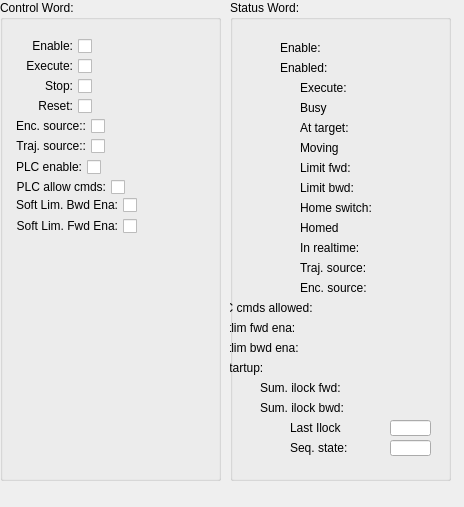
This is qt/ecmcAxisCntrlStatWd_v1.ui in paulscherrerinstitute/ecmccfg as Qt 5 draws it before an edit. The edited form follows.
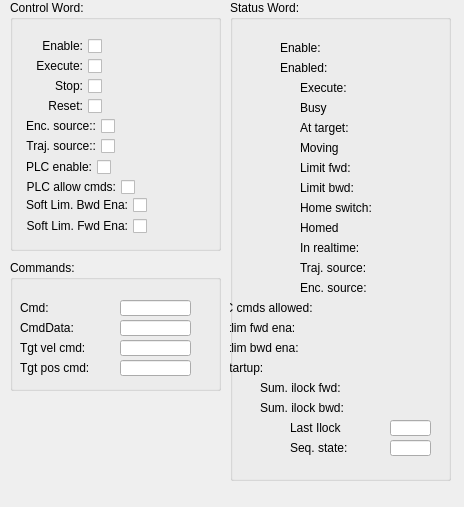
This is the edited form. Custom widgets are drawn as their Qt base class.

The edit to the form file:
```diff
--- a/qt/ecmcAxisCntrlStatWd_v1.ui
+++ b/qt/ecmcAxisCntrlStatWd_v1.ui
@@ -1261,10 +1261,10 @@
   <widget class="QGroupBox" name="groupBox_2">
    <property name="geometry">
     <rect>
-     <x>0</x>
+     <x>10</x>
      <y>0</y>
-     <width>221</width>
-     <height>481</height>
+     <width>211</width>
+     <height>251</height>
     </rect>
    </property>
    <property name="title">
@@ -1987,6 +1987,247 @@
     </layout>
    </widget>
   </widget>
+  <widget class="QGroupBox" name="groupBox">
+   <property name="geometry">
+    <rect>
+     <x>10</x>
+     <y>260</y>
+     <width>211</width>
+     <height>131</height>
+    </rect>
+   </property>
+   <property name="title">
+    <string>Commands:</string>
+   </property>
+   <widget class="caLineEdit" name="calineedit_42">
+    <property name="geometry">
+     <rect>
+      <x>110</x>
+      <y>100</y>
+      <width>71</width>
+      <height>16</height>
+     </rect>
+    </property>
+    <property name="maximumSize">
+     <size>
+      <width>16777215</width>
+      <height>18</height>
+     </size>
+    </property>
+    <property name="channel" stdset="0">
+     <string notr="true">$(SYS):$(Axis)-TgtPosCmd</string>
+    </property>
+    <property name="background">
+     <color alpha="222">
+      <red>192</red>
+      <green>192</green>
+      <blue>192</blue>
+     </color>
+    </property>
+    <property name="colorMode">
+     <enum>caLineEdit::Static</enum>
+    </property>
+    <property name="precisionMode">
+     <enum>caLineEdit::Channel</enum>
+    </property>
+    <property name="limitsMode">
+     <enum>caLineEdit::User</enum>
+    </property>
+    <property name="unitsEnabled">
+     <bool>false</bool>
+    </property>
+   </widget>
+   <widget class="caLabel" name="calabel_66">
+    <property name="geometry">
+     <rect>
+      <x>10</x>
+      <y>40</y>
+      <width>80</width>
+      <height>16</height>
+     </rect>
+    </property>
+    <property name="maximumSize">
+     <size>
+      <width>16777215</width>
+      <height>16</height>
+     </size>
+    </property>
+    <property name="text">
+     <string>Cmd:</string>
+    </property>
+   </widget>
+   <widget class="caLabel" name="calabel_69">
+    <property name="geometry">
+     <rect>
+      <x>10</x>
+      <y>100</y>
+      <width>80</width>
+      <height>16</height>
+     </rect>
+    </property>
+    <property name="maximumSize">
+     <size>
+      <width>16777215</width>
+      <height>16</height>
+     </size>
+    </property>
+    <property name="text">
+     <string>Tgt pos cmd:</string>
+    </property>
+   </widget>
+   <widget class="caLineEdit" name="calineedit_40">
+    <property name="geometry">
+     <rect>
+      <x>110</x>
+      <y>60</y>
+      <width>71</width>
+      <height>16</height>
+     </rect>
+    </property>
+    <property name="maximumSize">
+     <size>
+      <width>16777215</width>
+      <height>18</height>
+     </size>
+    </property>
+    <property name="channel" stdset="0">
+     <string notr="true">$(SYS):$(Axis)-MtnCmdData</string>
+    </property>
+    <property name="background">
+     <color alpha="222">
+      <red>192</red>
+      <green>192</green>
+      <blue>192</blue>
+     </color>
+    </property>
+    <property name="colorMode">
+     <enum>caLineEdit::Static</enum>
+    </property>
+    <property name="precisionMode">
+     <enum>caLineEdit::Channel</enum>
+    </property>
+    <property name="limitsMode">
+     <enum>caLineEdit::User</enum>
+    </property>
+    <property name="unitsEnabled">
+     <bool>true</bool>
+    </property>
+   </widget>
+   <widget class="caLineEdit" name="calineedit_39">
+    <property name="geometry">
+     <rect>
+      <x>110</x>
+      <y>40</y>
+      <width>71</width>
+      <height>16</height>
+     </rect>
+    </property>
+    <property name="maximumSize">
+     <size>
+      <width>16777215</width>
+      <height>18</height>
+     </size>
+    </property>
+    <property name="channel" stdset="0">
+     <string notr="true">$(SYS):$(Axis)-MtnCmd</string>
+    </property>
+    <property name="background">
+     <color alpha="222">
+      <red>192</red>
+      <green>192</green>
+      <blue>192</blue>
+     </color>
+    </property>
+    <property name="colorMode">
+     <enum>caLineEdit::Static</enum>
+    </property>
+    <property name="precisionMode">
+     <enum>caLineEdit::Channel</enum>
+    </property>
+    <property name="limitsMode">
+     <enum>caLineEdit::User</enum>
+    </property>
+    <property name="unitsEnabled">
+     <bool>true</bool>
+    </property>
+   </widget>
+   <widget class="caLabel" name="calabel_67">
+    <property name="geometry">
+     <rect>
+      <x>10</x>
+      <y>60</y>
+      <width>80</width>
+      <height>16</height>
+     </rect>
+    </property>
+    <property name="maximumSize">
+     <size>
+      <width>16777215</width>
+      <height>16</height>
+     </size>
+    </property>
+    <property name="text">
+     <string>CmdData:</string>
+    </property>
+   </widget>
+   <widget class="caLineEdit" name="calineedit_41">
+    <property name="geometry">
+     <rect>
+      <x>110</x>
+      <y>80</y>
+      <width>71</width>
+      <height>16</height>
+     </rect>
+    </property>
+    <property name="maximumSize">
+     <size>
+      <width>16777215</width>
+      <height>18</height>
+     </size>
+    </property>
+    <property name="channel" stdset="0">
+     <string notr="true">$(SYS):$(Axis)-TgtVelCmd</string>
+    </property>
+    <property name="background">
+     <color alpha="222">
+      <red>192</red>
+      <green>192</green>
+      <blue>192</blue>
+     </color>
+    </property>
+    <property name="colorMode">
+     <enum>caLineEdit::Static</enum>
+    </property>
+    <property name="precisionMode">
+     <enum>caLineEdit::Channel</enum>
+    </property>
+    <property name="limitsMode">
+     <enum>caLineEdit::User</enum>
+    </property>
+    <property name="unitsEnabled">
+     <bool>false</bool>
+    </property>
+   </widget>
+   <widget class="caLabel" name="calabel_68">
+    <property name="geometry">
+     <rect>
+      <x>10</x>
+      <y>80</y>
+      <width>80</width>
+      <height>16</height>
+     </rect>
+    </property>
+    <property name="maximumSize">
+     <size>
+      <width>16777215</width>
+      <height>16</height>
+     </size>
+    </property>
+    <property name="text">
+     <string>Tgt vel cmd:</string>
+    </property>
+   </widget>
+  </widget>
  </widget>
  <customwidgets>
   <customwidget>
```
